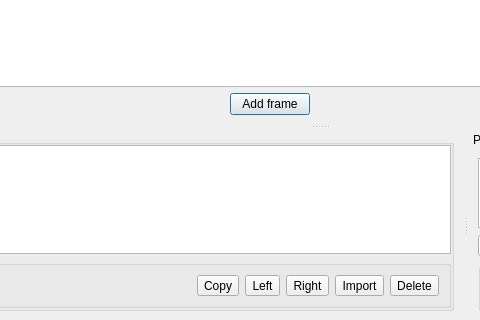
Old version of the form animation-editor/editor.ui in the repository dos1/libsuperderpy-utils; both pictures show x 130 to 610 and y 141 to 461 of the 899 by 461 pixel window.
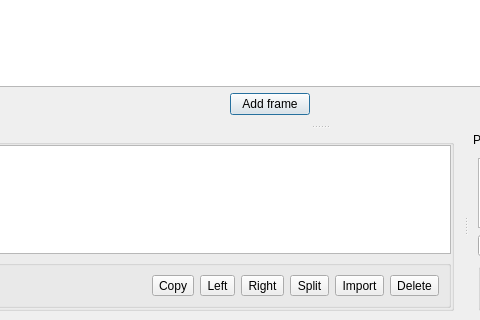
New version of the form. Icons and pictures are not drawn. Custom widgets are drawn as their Qt base class.

Commit message: animation-editor: animation splitting

```diff
--- a/animation-editor/editor.ui
+++ b/animation-editor/editor.ui
@@ -161,6 +161,19 @@
               </property>
              </widget>
             </item>
+            <item>
+             <widget class="QToolButton" name="splitBtn">
+              <property name="enabled">
+               <bool>true</bool>
+              </property>
+              <property name="text">
+               <string>Split</string>
+              </property>
+              <property name="icon">
+               <iconset theme="split"/>
+              </property>
+             </widget>
+            </item>
             <item>
              <widget class="QToolButton" name="importBtn">
               <property name="text">
```
The commit also changes 2 other files.
